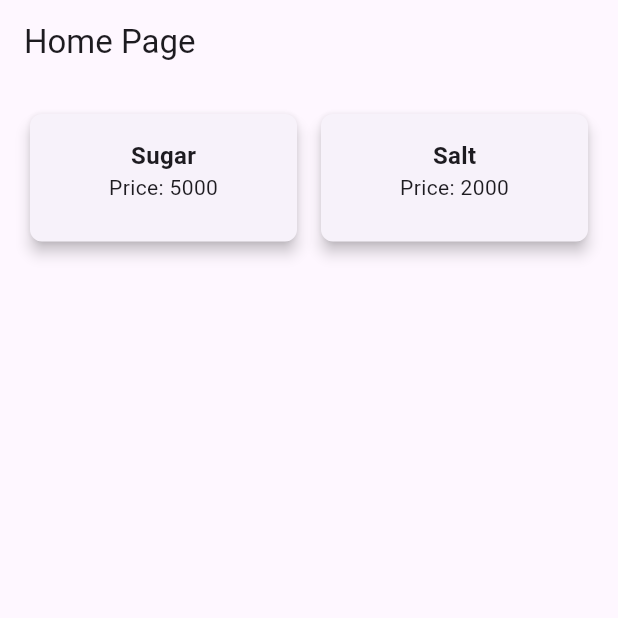
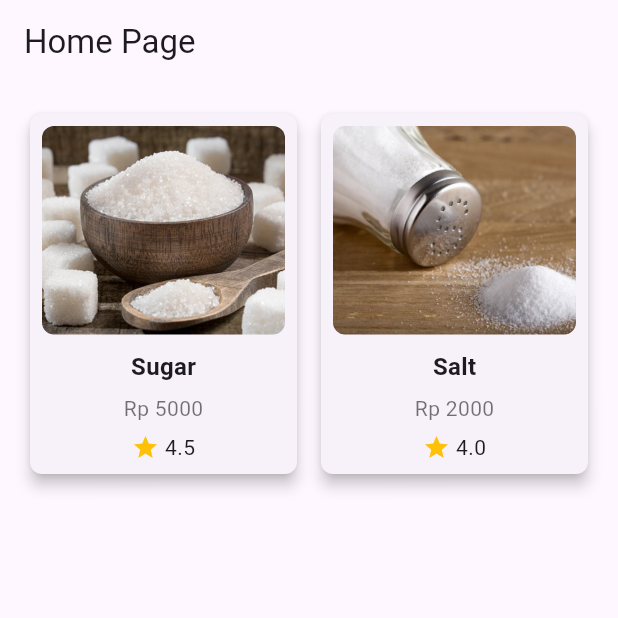
Before and after one commit to stewistzz/navigation_belanja, a Flutter app: the screen it shows after launch, on a phone screen of 412 x 824 dp, the top half of it. Run offline on Flutter 3.47's test engine with Material 3 defaults, Android fonts, the phone set to English and light mode, and no system bars.

Commit message:
modified tampilan all homepage card

```diff
--- a/lib/models/item.dart
+++ b/lib/models/item.dart
@@ -1,6 +1,14 @@
 class Item {
-  String name;
-  int price;
+  // modifikasi untnuk menambahkan imageUrl dan rating
+  final String name;
+  final int price;
+  final String imageUrl;
+  final double rating;
 
-  Item({required this.name, required this.price});
+  Item({
+    required this.name,
+    required this.price,
+    required this.imageUrl,
+    required this.rating,
+  });
 }
--- a/lib/pages/home_page.dart
+++ b/lib/pages/home_page.dart
@@ -3,8 +3,9 @@ import 'package:belanja/models/item.dart';
 
 class HomePage extends StatelessWidget {
   final List<Item> items = [
-    Item(name: 'Sugar', price: 5000),
-    Item(name: 'Salt', price: 2000),
+    // modifikasi untnuk menambahkan imageUrl dan rating
+    Item(name: 'Sugar', price: 5000, imageUrl: 'images/sugar.jpg', rating: 4.5),
+    Item(name: 'Salt', price: 2000, imageUrl: 'images/salt.jpeg', rating: 4.0),
   ];
 
   @override
@@ -18,10 +19,11 @@ class HomePage extends StatelessWidget {
           itemCount: items.length,
           gridDelegate: SliverGridDelegateWithFixedCrossAxisCount(
             crossAxisCount: 2,
-            childAspectRatio: 2 / 1,
+            childAspectRatio: 3 / 4,
             mainAxisSpacing: 8,
             crossAxisSpacing: 8,
           ),
+          // modifikasi untuk menampilkan item dalam grid dan menambahkan image dan rating
           itemBuilder: (context, index) {
             return InkWell(
               onTap: () {
@@ -33,22 +35,57 @@ class HomePage extends StatelessWidget {
                 shape: RoundedRectangleBorder(
                   borderRadius: BorderRadius.circular(8),
                 ),
-                child: Container(
-                  margin: const EdgeInsets.all(8),
+                child: Padding(
+                  //hanya memberi jarak di dalam Card
                   padding: const EdgeInsets.all(8),
                   child: Column(
                     //ubah row menjadi column
+                    mainAxisAlignment: MainAxisAlignment.center,
                     children: [
+                      Expanded(
+                        child: ClipRRect(
+                          borderRadius: BorderRadius.circular(8),
+                          child: Image.asset(
+                            items[index].imageUrl,
+                            fit: BoxFit.cover,
+                            width: double.infinity,
+                          ),
+                        ),
+                      ),
+                      const SizedBox(height: 10),
+                      // Text untuk Nama Produk
                       Text(
                         items[index].name,
-                        style: TextStyle(
+                        style: const TextStyle(
                           fontSize: 16,
                           fontWeight: FontWeight.bold,
                         ),
                       ),
+
+                      const SizedBox(height: 6),
+
+                      // text untuk Harga Produk
                       Text(
-                        'Price: ${items[index].price}',
-                        style: TextStyle(fontSize: 14),
+                        'Rp ${items[index].price}',
+                        style: const TextStyle(
+                          fontSize: 14,
+                          color: Colors.black54,
+                        ),
+                      ),
+
+                      const SizedBox(height: 6),
+
+                      // Row untuk menambahkan Rating
+                      Row(
+                        mainAxisAlignment: MainAxisAlignment.center,
+                        children: [
+                          const Icon(Icons.star, color: Colors.amber, size: 18),
+                          const SizedBox(width: 4),
+                          Text(
+                            items[index].rating.toString(),
+                            style: const TextStyle(fontSize: 14),
+                          ),
+                        ],
                       ),
                     ],
                   ),
```
